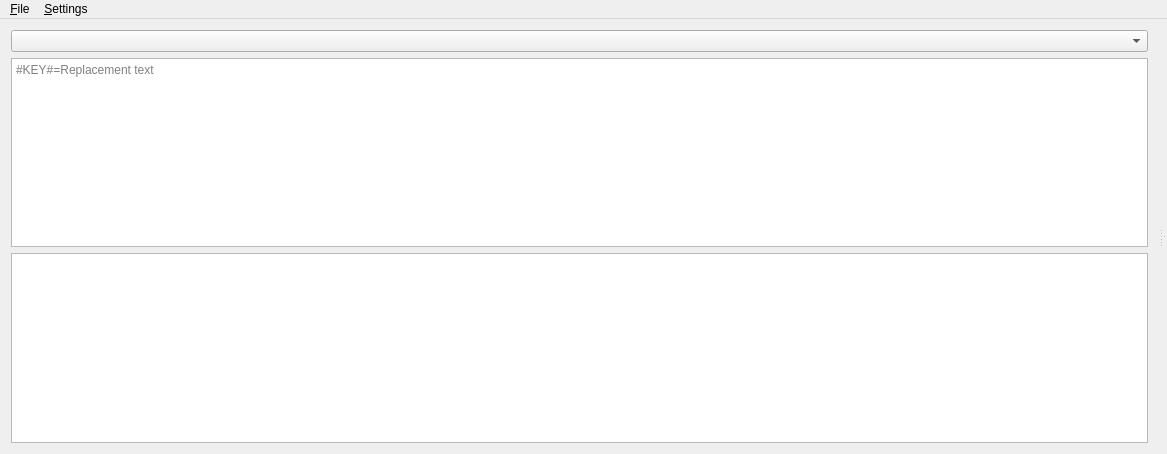
Old version of the form src/home/tool/flifaqer/MainWindow.ui in the repository Jurchos/books-tools.
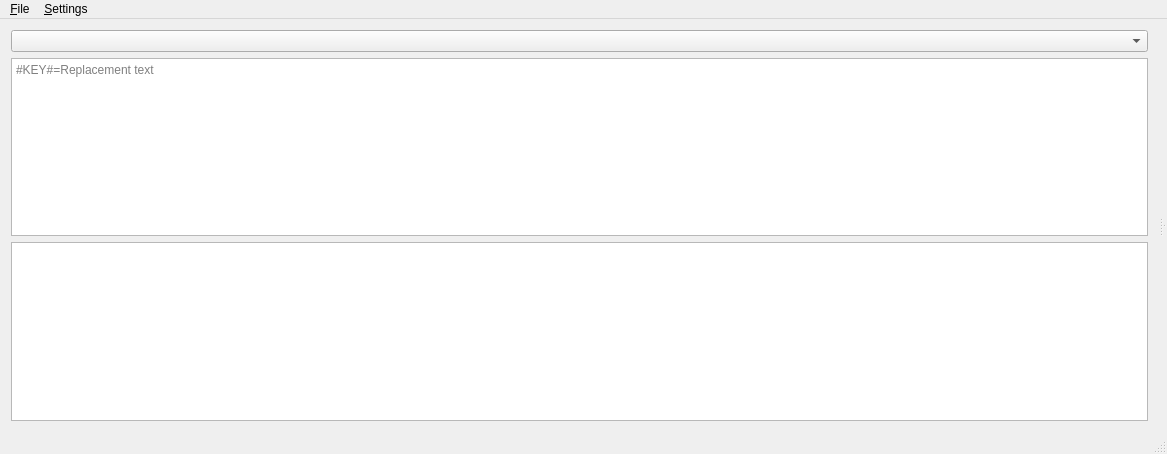
New version of the form.

Commit message: Сообщение об ошибках, лог в статусбаре, имя файла-результата в профиле

```diff
--- a/src/home/tool/flifaqer/MainWindow.ui
+++ b/src/home/tool/flifaqer/MainWindow.ui
@@ -165,6 +165,7 @@
    <addaction name="menuFile"/>
    <addaction name="menuSettings"/>
   </widget>
+  <widget class="QStatusBar" name="statusBar"/>
   <action name="actionExit">
    <property name="text">
     <string>E&amp;xit</string>
```
The commit also changes 2 other files.
